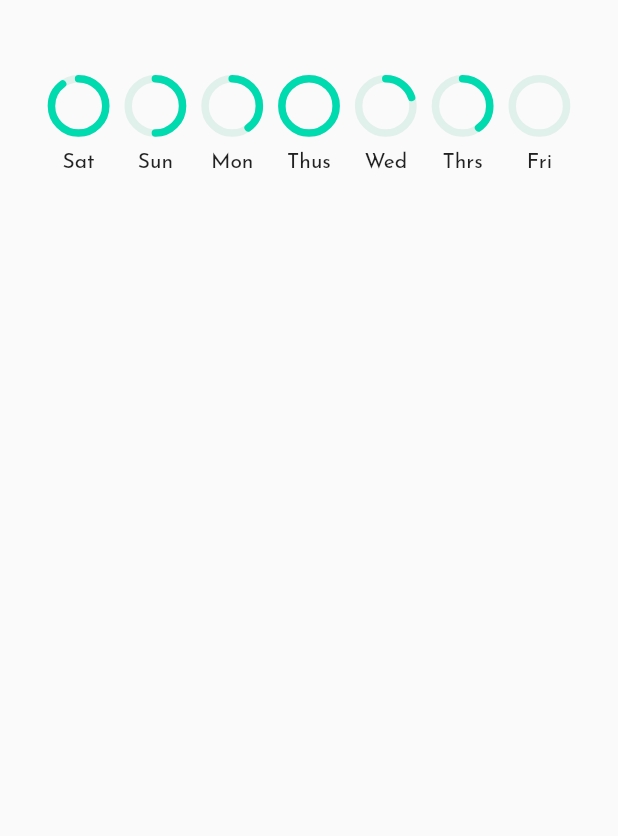
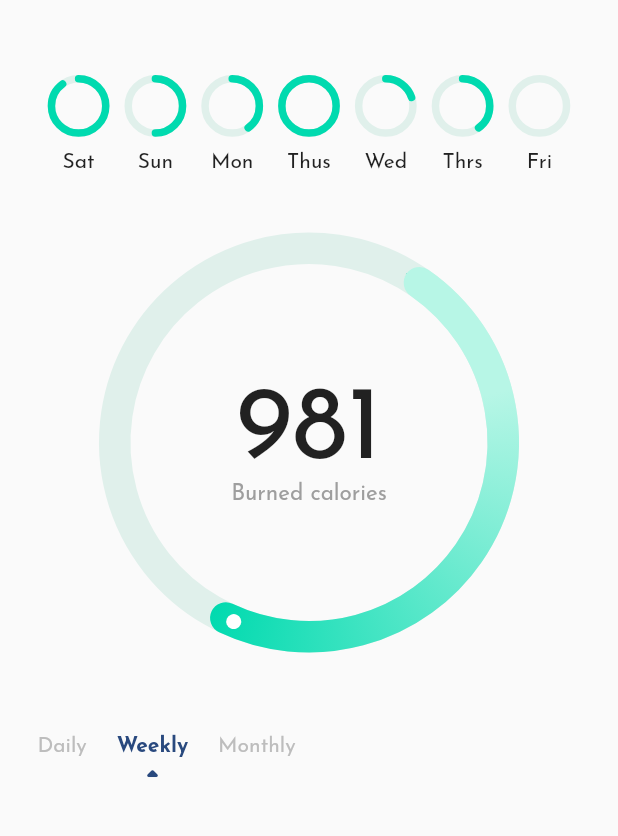
Before and after one commit to mohmedkasim/HealtyLife, a Flutter app: the screen it shows after launch, on a phone screen of 412 x 824 dp, the part 120-956 px from its top. Run offline on Flutter 3.47's test engine with Material 2 defaults, Android fonts, the phone set to English and light mode, and no system bars; drawn by our look-alikes of percent_indicator, syncfusion_flutter_gauges.

Commit message:
add radial to mainScreen

```diff
--- a/lib/screens/home_screen.dart
+++ b/lib/screens/home_screen.dart
@@ -1,7 +1,9 @@
 import 'package:flutter/material.dart';
 import 'package:gym_schedule/ExampleData.dart';
+import 'package:gym_schedule/components/radial_gauge.dart';
 import 'package:gym_schedule/components/user_account_container.dart';
 import 'package:gym_schedule/components/week_progress.dart';
+import 'package:syncfusion_flutter_gauges/gauges.dart';
 
 class HomeScreen extends StatefulWidget {
   @override
@@ -11,7 +13,10 @@ class HomeScreen extends StatefulWidget {
 class _HomeScreenState extends State<HomeScreen> {
   @override
   Widget build(BuildContext context) {
-    return Scaffold(
+    return Container(
+      color: Colors.white,
+      child: SafeArea(
+        child: Scaffold(
           body: Padding(
             padding: const EdgeInsets.symmetric(vertical: 30, horizontal: 25),
             child: Column(
@@ -56,7 +61,7 @@ class _HomeScreenState extends State<HomeScreen> {
                   height: 50,
                 ),
                 ConstrainedBox(
-              constraints: BoxConstraints(maxHeight: 100),
+                  constraints: BoxConstraints(maxHeight: 70),
                   child: ListView.builder(
                       scrollDirection: Axis.horizontal,
                       primary: false,
@@ -67,8 +72,45 @@ class _HomeScreenState extends State<HomeScreen> {
                             text: dailyProgress[index].text,
                             value: dailyProgress[index].value);
                       }),
+                ),
+                RadialGauge(),
+                SizedBox(height: 20),
+                Row(
+                  crossAxisAlignment: CrossAxisAlignment.start,
+                  children: [
+                    Text(
+                      "Daily",
+                      style: TextStyle(color: Colors.grey[400]),
+                    ),
+                    SizedBox(
+                      width: 20,
+                    ),
+                    Column(
+                      children: [
+                        Text(
+                          "Weekly",
+                          style: TextStyle(
+                              fontWeight: FontWeight.bold,
+                              color: Color.fromRGBO(41, 73, 126, 1)),
+                        ),
+                        Icon(
+                          Icons.arrow_drop_up_rounded,
+                          color: Color.fromRGBO(41, 73, 126, 1),
                         )
                       ],
+                    ),
+                    SizedBox(
+                      width: 20,
+                    ),
+                    Text(
+                      "Monthly",
+                      style: TextStyle(color: Colors.grey[400]),
+                    )
+                  ],
+                )
+              ],
+            ),
+          ),
         ),
       ),
     );
```
Lines whose indentation alone changed are shown as unchanged.
